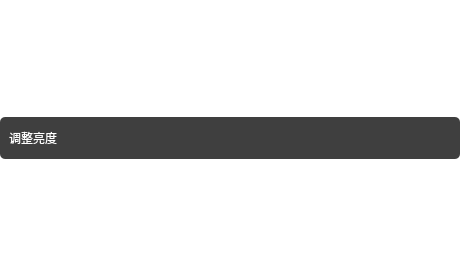
lixin-hub/NightKing, file component/popwindow/adjustlightui.ui: the form before one commit.
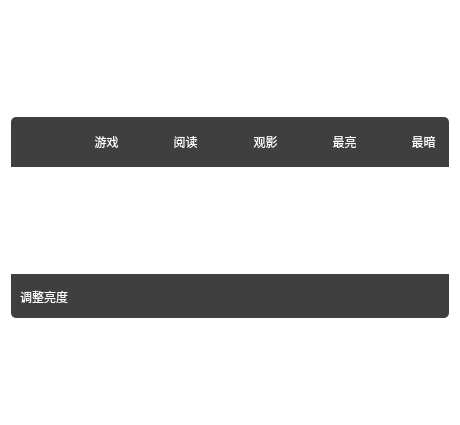
The form after the commit. Icons and pictures are not drawn.

Patch:
```diff
--- a/component/popwindow/adjustlightui.ui
+++ b/component/popwindow/adjustlightui.ui
@@ -7,7 +7,7 @@
     <x>0</x>
     <y>0</y>
     <width>460</width>
-    <height>277</height>
+    <height>425</height>
    </rect>
   </property>
   <property name="sizePolicy">
@@ -19,12 +19,12 @@
   <property name="minimumSize">
    <size>
     <width>460</width>
-    <height>5</height>
+    <height>0</height>
    </size>
   </property>
   <property name="maximumSize">
    <size>
-    <width>460</width>
+    <width>16777215</width>
     <height>16777215</height>
    </size>
   </property>
@@ -37,20 +37,225 @@
   </property>
   <layout class="QVBoxLayout" name="verticalLayout">
    <property name="spacing">
-    <number>10</number>
-   </property>
-   <property name="leftMargin">
-    <number>0</number>
-   </property>
-   <property name="topMargin">
-    <number>0</number>
-   </property>
-   <property name="rightMargin">
-    <number>0</number>
+    <number>11</number>
    </property>
    <property name="bottomMargin">
-    <number>0</number>
+    <number>11</number>
    </property>
+   <item>
+    <spacer name="verticalSpacer_2">
+     <property name="orientation">
+      <enum>Qt::Vertical</enum>
+     </property>
+     <property name="sizeType">
+      <enum>QSizePolicy::Fixed</enum>
+     </property>
+     <property name="sizeHint" stdset="0">
+      <size>
+       <width>20</width>
+       <height>10</height>
+      </size>
+     </property>
+    </spacer>
+   </item>
+   <item>
+    <widget class="QWidget" name="widget" native="true">
+     <property name="minimumSize">
+      <size>
+       <width>0</width>
+       <height>40</height>
+      </size>
+     </property>
+     <property name="maximumSize">
+      <size>
+       <width>10000</width>
+       <height>50</height>
+      </size>
+     </property>
+     <property name="styleSheet">
+      <string notr="true">*{background-color: rgba(41, 41, 41,0.9);
+color: rgb(255, 255, 255);
+border-radius:0;
+border-top-left-radius:5px;
+border-top-right-radius:5px;
+
+}
+QToolButton,QPushButton{
+background-color:transparent;
+}</string>
+     </property>
+     <layout class="QVBoxLayout" name="verticalLayout_3">
+      <item>
+       <widget class="QWidget" name="widget_5" native="true">
+        <property name="maximumSize">
+         <size>
+          <width>16777215</width>
+          <height>64</height>
+         </size>
+        </property>
+        <property name="styleSheet">
+         <string notr="true">background-color:transparent;</string>
+        </property>
+        <layout class="QHBoxLayout" name="horizontalLayout">
+         <property name="spacing">
+          <number>0</number>
+         </property>
+         <property name="leftMargin">
+          <number>0</number>
+         </property>
+         <property name="topMargin">
+          <number>0</number>
+         </property>
+         <property name="rightMargin">
+          <number>0</number>
+         </property>
+         <property name="bottomMargin">
+          <number>0</number>
+         </property>
+         <item>
+          <widget class="QPushButton" name="close">
+           <property name="maximumSize">
+            <size>
+             <width>24</width>
+             <height>24</height>
+            </size>
+           </property>
+           <property name="styleSheet">
+            <string notr="true">image:url(:/img/guanbi.svg);
+</string>
+           </property>
+           <property name="text">
+            <string/>
+           </property>
+          </widget>
+         </item>
+         <item>
+          <spacer name="horizontalSpacer">
+           <property name="orientation">
+            <enum>Qt::Horizontal</enum>
+           </property>
+           <property name="sizeHint" stdset="0">
+            <size>
+             <width>28</width>
+             <height>20</height>
+            </size>
+           </property>
+          </spacer>
+         </item>
+         <item>
+          <widget class="QToolButton" name="toolButton_2">
+           <property name="toolTip">
+            <string>&lt;html&gt;&lt;head/&gt;&lt;body&gt;&lt;p&gt;游戏模式&lt;/p&gt;&lt;/body&gt;&lt;/html&gt;</string>
+           </property>
+           <property name="whatsThis">
+            <string>&lt;html&gt;&lt;head/&gt;&lt;body&gt;&lt;p&gt;游戏模式&lt;/p&gt;&lt;/body&gt;&lt;/html&gt;</string>
+           </property>
+           <property name="text">
+            <string>游戏</string>
+           </property>
+          </widget>
+         </item>
+         <item>
+          <spacer name="horizontalSpacer_3">
+           <property name="orientation">
+            <enum>Qt::Horizontal</enum>
+           </property>
+           <property name="sizeHint" stdset="0">
+            <size>
+             <width>40</width>
+             <height>20</height>
+            </size>
+           </property>
+          </spacer>
+         </item>
+         <item>
+          <widget class="QToolButton" name="toolButton_3">
+           <property name="whatsThis">
+            <string>&lt;html&gt;&lt;head/&gt;&lt;body&gt;&lt;p&gt;阅读模式&lt;/p&gt;&lt;/body&gt;&lt;/html&gt;</string>
+           </property>
+           <property name="text">
+            <string>阅读</string>
+           </property>
+          </widget>
+         </item>
+         <item>
+          <spacer name="horizontalSpacer_2">
+           <property name="orientation">
+            <enum>Qt::Horizontal</enum>
+           </property>
+           <property name="sizeHint" stdset="0">
+            <size>
+             <width>40</width>
+             <height>20</height>
+            </size>
+           </property>
+          </spacer>
+         </item>
+         <item>
+          <widget class="QToolButton" name="toolButton">
+           <property name="whatsThis">
+            <string>&lt;html&gt;&lt;head/&gt;&lt;body&gt;&lt;p&gt;观影模式&lt;/p&gt;&lt;/body&gt;&lt;/html&gt;</string>
+           </property>
+           <property name="text">
+            <string>观影</string>
+           </property>
+          </widget>
+         </item>
+         <item>
+          <spacer name="horizontalSpacer_4">
+           <property name="orientation">
+            <enum>Qt::Horizontal</enum>
+           </property>
+           <property name="sizeHint" stdset="0">
+            <size>
+             <width>40</width>
+             <height>20</height>
+            </size>
+           </property>
+          </spacer>
+         </item>
+         <item>
+          <widget class="QToolButton" name="toolButton_4">
+           <property name="whatsThis">
+            <string>&lt;html&gt;&lt;head/&gt;&lt;body&gt;&lt;p&gt;使用屏幕最高亮度&lt;/p&gt;&lt;/body&gt;&lt;/html&gt;</string>
+           </property>
+           <property name="styleSheet">
+            <string notr="true"/>
+           </property>
+           <property name="text">
+            <string>最亮</string>
+           </property>
+          </widget>
+         </item>
+         <item>
+          <spacer name="horizontalSpacer_5">
+           <property name="orientation">
+            <enum>Qt::Horizontal</enum>
+           </property>
+           <property name="sizeHint" stdset="0">
+            <size>
+             <width>40</width>
+             <height>20</height>
+            </size>
+           </property>
+          </spacer>
+         </item>
+         <item>
+          <widget class="QToolButton" name="toolButton_5">
+           <property name="whatsThis">
+            <string>&lt;html&gt;&lt;head/&gt;&lt;body&gt;&lt;p&gt;使用屏幕最低亮度&lt;/p&gt;&lt;/body&gt;&lt;/html&gt;</string>
+           </property>
+           <property name="text">
+            <string>最暗</string>
+           </property>
+          </widget>
+         </item>
+        </layout>
+       </widget>
+      </item>
+     </layout>
+    </widget>
+   </item>
    <item>
     <layout class="QVBoxLayout" name="content">
      <property name="spacing">
@@ -72,12 +277,18 @@
      <property name="styleSheet">
       <string notr="true">*{background-color: rgba(41, 41, 41,0.9);
 color: rgb(255, 255, 255);
+border-radius:5px;
+border-top-right-radius:0px;
+border-top-left-radius:0px;
 }
 QLabel{
 background-color: rgba(38, 38, 38,0);
 }</string>
      </property>
      <layout class="QHBoxLayout" name="horizontalLayout_2">
+      <property name="topMargin">
+       <number>11</number>
+      </property>
       <item>
        <widget class="QLabel" name="label">
         <property name="maximumSize">
```
Left out of the diff: 3 changed lines with no effect on the pictures.
